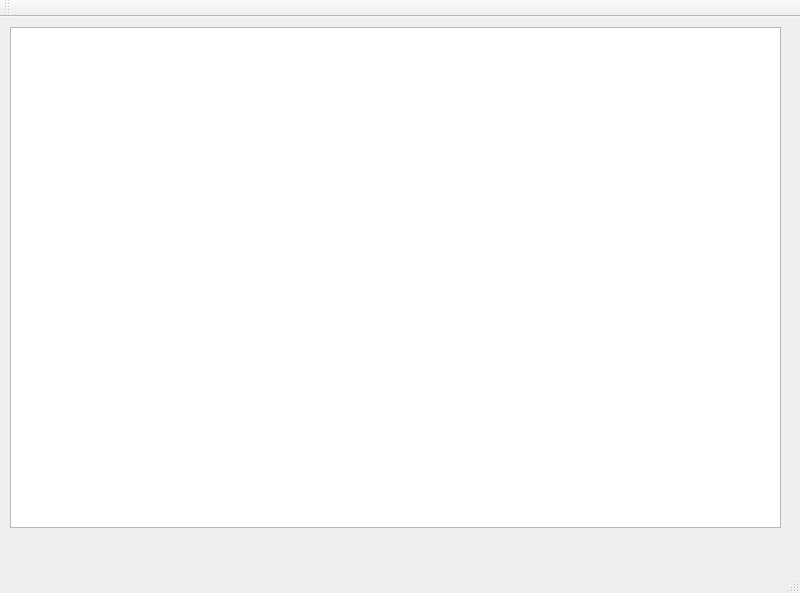
Above: mainwindow.ui from bmdelaune/452-p4 before the change. Below: the same form after it.
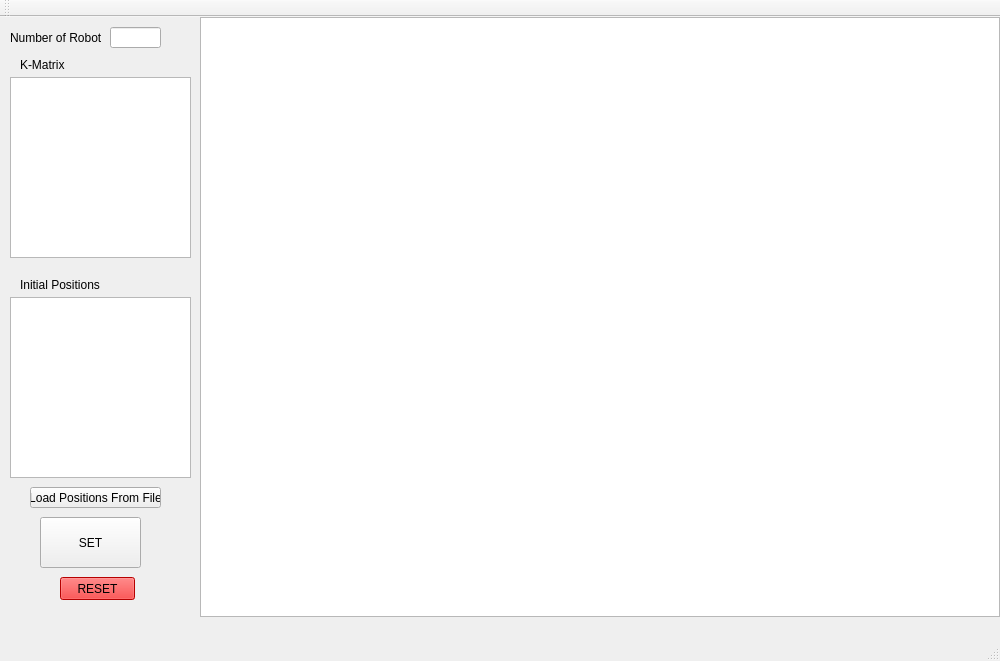
That is the form after the change.

Commit message: Crappy interface. Will improve.

```diff
--- a/mainwindow.ui
+++ b/mainwindow.ui
@@ -6,8 +6,8 @@
    <rect>
     <x>0</x>
     <y>0</y>
-    <width>800</width>
-    <height>593</height>
+    <width>1000</width>
+    <height>661</height>
    </rect>
   </property>
   <property name="windowTitle">
@@ -17,10 +17,10 @@
    <widget class="QFrame" name="robotAreaFrm">
     <property name="geometry">
      <rect>
-      <x>10</x>
-      <y>10</y>
-      <width>771</width>
-      <height>501</height>
+      <x>200</x>
+      <y>0</y>
+      <width>800</width>
+      <height>600</height>
      </rect>
     </property>
     <property name="frameShape">
@@ -34,12 +34,535 @@
       <rect>
        <x>0</x>
        <y>0</y>
-       <width>771</width>
-       <height>501</height>
+       <width>800</width>
+       <height>600</height>
       </rect>
      </property>
     </widget>
    </widget>
+   <widget class="QLineEdit" name="numBots">
+    <property name="geometry">
+     <rect>
+      <x>110</x>
+      <y>10</y>
+      <width>51</width>
+      <height>21</height>
+     </rect>
+    </property>
+   </widget>
+   <widget class="QPushButton" name="resetBtn">
+    <property name="geometry">
+     <rect>
+      <x>60</x>
+      <y>560</y>
+      <width>75</width>
+      <height>23</height>
+     </rect>
+    </property>
+    <property name="palette">
+     <palette>
+      <active>
+       <colorrole role="WindowText">
+        <brush brushstyle="SolidPattern">
+         <color alpha="255">
+          <red>0</red>
+          <green>0</green>
+          <blue>0</blue>
+         </color>
+        </brush>
+       </colorrole>
+       <colorrole role="Button">
+        <brush brushstyle="SolidPattern">
+         <color alpha="255">
+          <red>255</red>
+          <green>0</green>
+          <blue>0</blue>
+         </color>
+        </brush>
+       </colorrole>
+       <colorrole role="Light">
+        <brush brushstyle="SolidPattern">
+         <color alpha="255">
+          <red>255</red>
+          <green>127</green>
+          <blue>127</blue>
+         </color>
+        </brush>
+       </colorrole>
+       <colorrole role="Midlight">
+        <brush brushstyle="SolidPattern">
+         <color alpha="255">
+          <red>255</red>
+          <green>63</green>
+          <blue>63</blue>
+         </color>
+        </brush>
+       </colorrole>
+       <colorrole role="Dark">
+        <brush brushstyle="SolidPattern">
+         <color alpha="255">
+          <red>127</red>
+          <green>0</green>
+          <blue>0</blue>
+         </color>
+        </brush>
+       </colorrole>
+       <colorrole role="Mid">
+        <brush brushstyle="SolidPattern">
+         <color alpha="255">
+          <red>170</red>
+          <green>0</green>
+          <blue>0</blue>
+         </color>
+        </brush>
+       </colorrole>
+       <colorrole role="Text">
+        <brush brushstyle="SolidPattern">
+         <color alpha="255">
+          <red>0</red>
+          <green>0</green>
+          <blue>0</blue>
+         </color>
+        </brush>
+       </colorrole>
+       <colorrole role="BrightText">
+        <brush brushstyle="SolidPattern">
+         <color alpha="255">
+          <red>255</red>
+          <green>255</green>
+          <blue>255</blue>
+         </color>
+        </brush>
+       </colorrole>
+       <colorrole role="ButtonText">
+        <brush brushstyle="SolidPattern">
+         <color alpha="255">
+          <red>0</red>
+          <green>0</green>
+          <blue>0</blue>
+         </color>
+        </brush>
+       </colorrole>
+       <colorrole role="Base">
+        <brush brushstyle="SolidPattern">
+         <color alpha="255">
+          <red>255</red>
+          <green>255</green>
+          <blue>255</blue>
+         </color>
+        </brush>
+       </colorrole>
+       <colorrole role="Window">
+        <brush brushstyle="SolidPattern">
+         <color alpha="255">
+          <red>255</red>
+          <green>0</green>
+          <blue>0</blue>
+         </color>
+        </brush>
+       </colorrole>
+       <colorrole role="Shadow">
+        <brush brushstyle="SolidPattern">
+         <color alpha="255">
+          <red>0</red>
+          <green>0</green>
+          <blue>0</blue>
+         </color>
+        </brush>
+       </colorrole>
+       <colorrole role="AlternateBase">
+        <brush brushstyle="SolidPattern">
+         <color alpha="255">
+          <red>255</red>
+          <green>127</green>
+          <blue>127</blue>
+         </color>
+        </brush>
+       </colorrole>
+       <colorrole role="ToolTipBase">
+        <brush brushstyle="SolidPattern">
+         <color alpha="255">
+          <red>255</red>
+          <green>255</green>
+          <blue>220</blue>
+         </color>
+        </brush>
+       </colorrole>
+       <colorrole role="ToolTipText">
+        <brush brushstyle="SolidPattern">
+         <color alpha="255">
+          <red>0</red>
+          <green>0</green>
+          <blue>0</blue>
+         </color>
+        </brush>
+       </colorrole>
+      </active>
+      <inactive>
+       <colorrole role="WindowText">
+        <brush brushstyle="SolidPattern">
+         <color alpha="255">
+          <red>0</red>
+          <green>0</green>
+          <blue>0</blue>
+         </color>
+        </brush>
+       </colorrole>
+       <colorrole role="Button">
+        <brush brushstyle="SolidPattern">
+         <color alpha="255">
+          <red>255</red>
+          <green>0</green>
+          <blue>0</blue>
+         </color>
+        </brush>
+       </colorrole>
+       <colorrole role="Light">
+        <brush brushstyle="SolidPattern">
+         <color alpha="255">
+          <red>255</red>
+          <green>127</green>
+          <blue>127</blue>
+         </color>
+        </brush>
+       </colorrole>
+       <colorrole role="Midlight">
+        <brush brushstyle="SolidPattern">
+         <color alpha="255">
+          <red>255</red>
+          <green>63</green>
+          <blue>63</blue>
+         </color>
+        </brush>
+       </colorrole>
+       <colorrole role="Dark">
+        <brush brushstyle="SolidPattern">
+         <color alpha="255">
+          <red>127</red>
+          <green>0</green>
+          <blue>0</blue>
+         </color>
+        </brush>
+       </colorrole>
+       <colorrole role="Mid">
+        <brush brushstyle="SolidPattern">
+         <color alpha="255">
+          <red>170</red>
+          <green>0</green>
+          <blue>0</blue>
+         </color>
+        </brush>
+       </colorrole>
+       <colorrole role="Text">
+        <brush brushstyle="SolidPattern">
+         <color alpha="255">
+          <red>0</red>
+          <green>0</green>
+          <blue>0</blue>
+         </color>
+        </brush>
+       </colorrole>
+       <colorrole role="BrightText">
+        <brush brushstyle="SolidPattern">
+         <color alpha="255">
+          <red>255</red>
+          <green>255</green>
+          <blue>255</blue>
+         </color>
+        </brush>
+       </colorrole>
+       <colorrole role="ButtonText">
+        <brush brushstyle="SolidPattern">
+         <color alpha="255">
+          <red>0</red>
+          <green>0</green>
+          <blue>0</blue>
+         </color>
+        </brush>
+       </colorrole>
+       <colorrole role="Base">
+        <brush brushstyle="SolidPattern">
+         <color alpha="255">
+          <red>255</red>
+          <green>255</green>
+          <blue>255</blue>
+         </color>
+        </brush>
+       </colorrole>
+       <colorrole role="Window">
+        <brush brushstyle="SolidPattern">
+         <color alpha="255">
+          <red>255</red>
+          <green>0</green>
+          <blue>0</blue>
+         </color>
+        </brush>
+       </colorrole>
+       <colorrole role="Shadow">
+        <brush brushstyle="SolidPattern">
+         <color alpha="255">
+          <red>0</red>
+          <green>0</green>
+          <blue>0</blue>
+         </color>
+        </brush>
+       </colorrole>
+       <colorrole role="AlternateBase">
+        <brush brushstyle="SolidPattern">
+         <color alpha="255">
+          <red>255</red>
+          <green>127</green>
+          <blue>127</blue>
+         </color>
+        </brush>
+       </colorrole>
+       <colorrole role="ToolTipBase">
+        <brush brushstyle="SolidPattern">
+         <color alpha="255">
+          <red>255</red>
+          <green>255</green>
+          <blue>220</blue>
+         </color>
+        </brush>
+       </colorrole>
+       <colorrole role="ToolTipText">
+        <brush brushstyle="SolidPattern">
+         <color alpha="255">
+          <red>0</red>
+          <green>0</green>
+          <blue>0</blue>
+         </color>
+        </brush>
+       </colorrole>
+      </inactive>
+      <disabled>
+       <colorrole role="WindowText">
+        <brush brushstyle="SolidPattern">
+         <color alpha="255">
+          <red>127</red>
+          <green>0</green>
+          <blue>0</blue>
+         </color>
+        </brush>
+       </colorrole>
+       <colorrole role="Button">
+        <brush brushstyle="SolidPattern">
+         <color alpha="255">
+          <red>255</red>
+          <green>0</green>
+          <blue>0</blue>
+         </color>
+        </brush>
+       </colorrole>
+       <colorrole role="Light">
+        <brush brushstyle="SolidPattern">
+         <color alpha="255">
+          <red>255</red>
+          <green>127</green>
+          <blue>127</blue>
+         </color>
+        </brush>
+       </colorrole>
+       <colorrole role="Midlight">
+        <brush brushstyle="SolidPattern">
+         <color alpha="255">
+          <red>255</red>
+          <green>63</green>
+          <blue>63</blue>
+         </color>
+        </brush>
+       </colorrole>
+       <colorrole role="Dark">
+        <brush brushstyle="SolidPattern">
+         <color alpha="255">
+          <red>127</red>
+          <green>0</green>
+          <blue>0</blue>
+         </color>
+        </brush>
+       </colorrole>
+       <colorrole role="Mid">
+        <brush brushstyle="SolidPattern">
+         <color alpha="255">
+          <red>170</red>
+          <green>0</green>
+          <blue>0</blue>
+         </color>
+        </brush>
+       </colorrole>
+       <colorrole role="Text">
+        <brush brushstyle="SolidPattern">
+         <color alpha="255">
+          <red>127</red>
+          <green>0</green>
+          <blue>0</blue>
+         </color>
+        </brush>
+       </colorrole>
+       <colorrole role="BrightText">
+        <brush brushstyle="SolidPattern">
+         <color alpha="255">
+          <red>255</red>
+          <green>255</green>
+          <blue>255</blue>
+         </color>
+        </brush>
+       </colorrole>
+       <colorrole role="ButtonText">
+        <brush brushstyle="SolidPattern">
+         <color alpha="255">
+          <red>127</red>
+          <green>0</green>
+          <blue>0</blue>
+         </color>
+        </brush>
+       </colorrole>
+       <colorrole role="Base">
+        <brush brushstyle="SolidPattern">
+         <color alpha="255">
+          <red>255</red>
+          <green>0</green>
+          <blue>0</blue>
+         </color>
+        </brush>
+       </colorrole>
+       <colorrole role="Window">
+        <brush brushstyle="SolidPattern">
+         <color alpha="255">
+          <red>255</red>
+          <green>0</green>
+          <blue>0</blue>
+         </color>
+        </brush>
+       </colorrole>
+       <colorrole role="Shadow">
+        <brush brushstyle="SolidPattern">
+         <color alpha="255">
+          <red>0</red>
+          <green>0</green>
+          <blue>0</blue>
+         </color>
+        </brush>
+       </colorrole>
+       <colorrole role="AlternateBase">
+        <brush brushstyle="SolidPattern">
+         <color alpha="255">
+          <red>255</red>
+          <green>0</green>
+          <blue>0</blue>
+         </color>
+        </brush>
+       </colorrole>
+       <colorrole role="ToolTipBase">
+        <brush brushstyle="SolidPattern">
+         <color alpha="255">
+          <red>255</red>
+          <green>255</green>
+          <blue>220</blue>
+         </color>
+        </brush>
+       </colorrole>
+       <colorrole role="ToolTipText">
+        <brush brushstyle="SolidPattern">
+         <color alpha="255">
+          <red>0</red>
+          <green>0</green>
+          <blue>0</blue>
+         </color>
+        </brush>
+       </colorrole>
+      </disabled>
+     </palette>
+    </property>
+    <property name="text">
+     <string>RESET</string>
+    </property>
+   </widget>
+   <widget class="QLabel" name="label">
+    <property name="geometry">
+     <rect>
+      <x>10</x>
+      <y>10</y>
+      <width>91</width>
+      <height>21</height>
+     </rect>
+    </property>
+    <property name="text">
+     <string>Number of Robots</string>
+    </property>
+   </widget>
+   <widget class="QTextEdit" name="kMatrix">
+    <property name="geometry">
+     <rect>
+      <x>10</x>
+      <y>60</y>
+      <width>181</width>
+      <height>181</height>
+     </rect>
+    </property>
+   </widget>
+   <widget class="QLabel" name="label_2">
+    <property name="geometry">
+     <rect>
+      <x>20</x>
+      <y>40</y>
+      <width>61</width>
+      <height>16</height>
+     </rect>
+    </property>
+    <property name="text">
+     <string>K-Matrix</string>
+    </property>
+   </widget>
+   <widget class="QTextEdit" name="initPos">
+    <property name="geometry">
+     <rect>
+      <x>10</x>
+      <y>280</y>
+      <width>181</width>
+      <height>181</height>
+     </rect>
+    </property>
+   </widget>
+   <widget class="QLabel" name="label_3">
+    <property name="geometry">
+     <rect>
+      <x>20</x>
+      <y>260</y>
+      <width>81</width>
+      <height>16</height>
+     </rect>
+    </property>
+    <property name="text">
+     <string>Initial Positions</string>
+    </property>
+   </widget>
+   <widget class="QPushButton" name="loadFile">
+    <property name="geometry">
+     <rect>
+      <x>30</x>
+      <y>470</y>
+      <width>131</width>
+      <height>21</height>
+     </rect>
+    </property>
+    <property name="text">
+     <string>Load Positions From File</string>
+    </property>
+   </widget>
+   <widget class="QPushButton" name="setBtn">
+    <property name="geometry">
+     <rect>
+      <x>40</x>
+      <y>500</y>
+      <width>101</width>
+      <height>51</height>
+     </rect>
+    </property>
+    <property name="text">
+     <string>SET</string>
+    </property>
+   </widget>
   </widget>
   <widget class="QMenuBar" name="menuBar">
    <property name="geometry">
```
Left out of the diff: 4 changed lines with no effect on the pictures. The commit also changes 2 other files.
